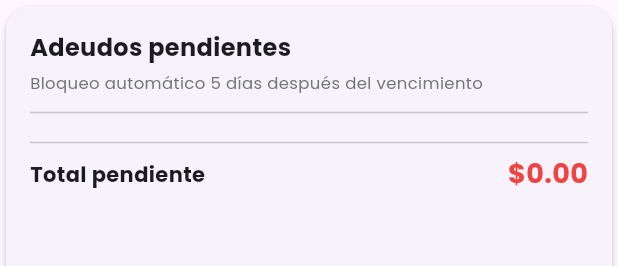
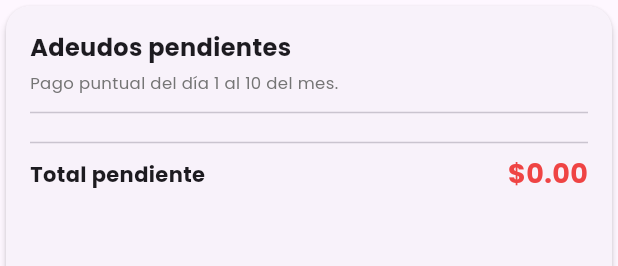
Before and after one commit to emmaghost/caipi_app, a Flutter app: the _ListaAdeudos widget shown alone on an empty page, opened directly with empty values, on a phone screen of 412 x 824 dp. Shown: the top 266 px of the screen. Run offline on Flutter 3.47's test engine with Material 3 defaults, Android fonts, the phone set to English and light mode, and no system bars; our stand-ins replace cached_network_image, firebase_core, firebase_messaging, flutter_local_notifications, go_router, google_fonts and 9 more; missing offline and left inert: excel, file_saver; accounts and stored records are empty; network calls fail.

Commit message:
feat: el pago puntual es del dia 1 al 10 y el bloqueo empieza el 11
El aviso de adeudo ya dice esa frase y la app se restringe a partir del dia 11.

Co-authored-by: Cursor <cursoragent@cursor.com>

```diff
--- a/lib/screens/directora/ver_padre_screen.dart
+++ b/lib/screens/directora/ver_padre_screen.dart
@@ -326,7 +326,7 @@ class _VerPadreScreenState extends State<VerPadreScreen> {
             ),
             const SizedBox(height: 4),
             Text(
-              'Automático: se restringe 5 días después del vencimiento de colegiatura de cualquier hijo vinculado.',
+              'Automático: el pago puntual es del 1 al 10. A partir del día 11 se restringe si hay colegiatura sin pagar.',
               style: GoogleFonts.poppins(fontSize: 11, color: AppColors.gris),
             ),
             const SizedBox(height: 8),
--- a/lib/screens/padres/acceso_restringido_screen.dart
+++ b/lib/screens/padres/acceso_restringido_screen.dart
@@ -192,7 +192,7 @@ class _ListaAdeudos extends StatelessWidget {
             ),
             const SizedBox(height: 4),
             Text(
-              'Bloqueo automático ${estado.diasGracia} días después del vencimiento',
+              'Pago puntual del día 1 al 10 del mes.',
               style: GoogleFonts.poppins(fontSize: 11, color: Colors.grey[600]),
             ),
             const Divider(height: 24),
```
Also changed, not shown: lib/utils/pago_helpers.dart (+3 -10 lines), 2 other files.
